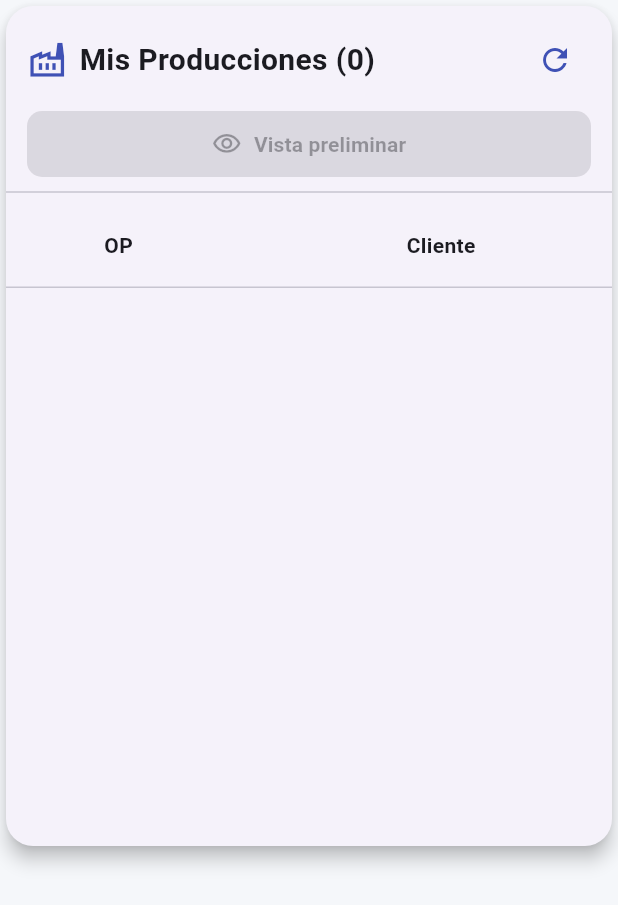
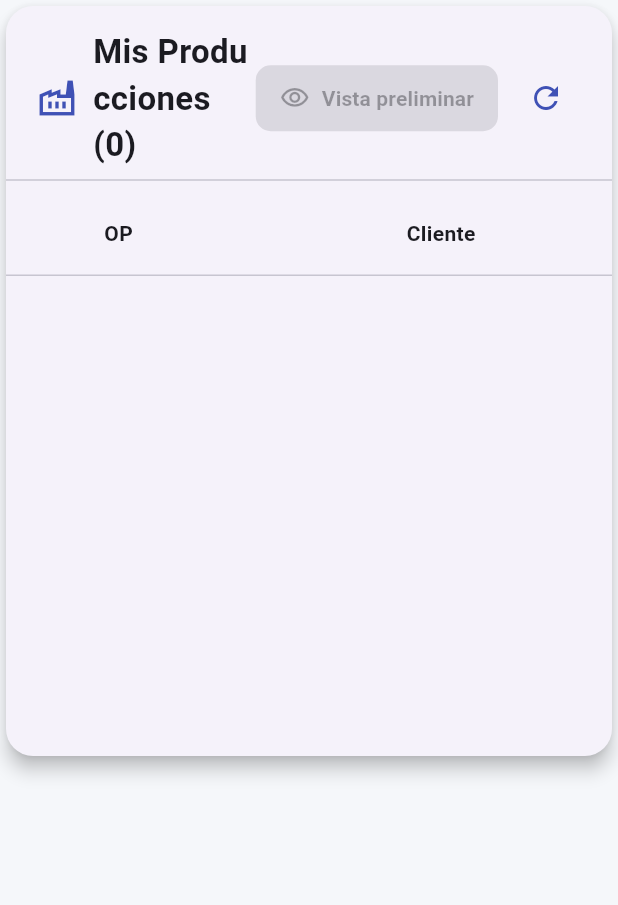
Before and after one commit to roquelimachi-cloud/Stock-Control-ELCOPE, a Flutter app: the MisProduccionesWidget widget shown alone on an empty page, opened directly, on a phone screen of 412 x 824 dp. Shown: the top 905 px of the screen. Run offline on Flutter 3.47's test engine with Material 3 defaults, Android fonts, the phone set to English and light mode, and no system bars; drawn by our look-alikes of syncfusion_flutter_datagrid; our stand-ins replace file_picker, flutter_dotenv, pdf, printing, supabase_flutter, syncfusion_flutter_charts; missing offline and left inert: excel; accounts and stored records are empty.

Commit message:
analisis 01/09/26segundo14:55

```diff
--- a/lib/widgets/produccion/mis_producciones_widget.dart
+++ b/lib/widgets/produccion/mis_producciones_widget.dart
@@ -1,16 +1,15 @@
 import 'package:flutter/material.dart';
-import 'package:syncfusion_flutter_datagrid/datagrid.dart';
 
 import '../../models/produccion/produccion_model.dart';
 import '../../services/produccion/produccion_mis_op_service.dart';
 import '../../services/sesion.dart';
+import 'package:syncfusion_flutter_datagrid/datagrid.dart';
+
 import 'produccion_mis_op_datasource.dart';
 import 'mis_producciones_preview.dart';
 
 class MisProduccionesWidget extends StatefulWidget {
-  const MisProduccionesWidget({
-    super.key,
-  });
+  const MisProduccionesWidget({super.key});
 
   @override
   State<MisProduccionesWidget> createState() =>
@@ -26,8 +25,13 @@ class _MisProduccionesWidgetState
   @override
   void initState() {
     super.initState();
+
     future = service.obtener();
   }
+
+  // ==========================================================
+  // ACTUALIZAR
+  // ==========================================================
 
   Future<void> _actualizar() async {
     setState(() {
@@ -37,11 +41,66 @@ class _MisProduccionesWidgetState
     await future;
   }
 
+  // ==========================================================
+  // ABRIR VISTA PRELIMINAR DE LA ORDEN SELECCIONADA
+  // ==========================================================
+
+  void _abrirOrden(
+    BuildContext context,
+    List<ProduccionModel> lista,
+    DataGridCellTapDetails details,
+  ) {
+    // La fila 0 corresponde al encabezado.
+    final int fila = details.rowColumnIndex.rowIndex;
+
+    if (fila <= 0) {
+      return;
+    }
+
+    final int indice = fila - 1;
+
+    if (indice < 0 || indice >= lista.length) {
+      return;
+    }
+
+    // ----------------------------------------------------------
+    // IMPORTANTE:
+    // Una OP puede tener varias líneas/artículos.
+    // Por eso buscamos TODAS las líneas que pertenezcan
+    // a la misma orden de producción.
+    // ----------------------------------------------------------
+
+    final String numeroOP =
+        lista[indice].numeroProduccion;
+
+    final List<ProduccionModel> orden =
+        lista.where(
+      (item) =>
+          item.numeroProduccion == numeroOP,
+    ).toList();
+
+    if (orden.isEmpty) {
+      return;
+    }
+
+    Navigator.of(context).push(
+      MaterialPageRoute(
+        builder: (_) => MisProduccionesPreview(
+          producciones: orden,
+        ),
+      ),
+    );
+  }
+
   @override
   Widget build(BuildContext context) {
     return FutureBuilder<List<ProduccionModel>>(
       future: future,
       builder: (context, snapshot) {
+        // ======================================================
+        // CARGANDO
+        // ======================================================
+
         if (snapshot.connectionState ==
             ConnectionState.waiting) {
           return const Card(
@@ -54,17 +113,18 @@ class _MisProduccionesWidgetState
           );
         }
 
+        // ======================================================
+        // ERROR
+        // ======================================================
+
         if (snapshot.hasError) {
           return Card(
             child: SizedBox(
               height: 500,
               child: Center(
-                child: Padding(
-                  padding: const EdgeInsets.all(20),
                 child: Text(
                   snapshot.error.toString(),
                   textAlign: TextAlign.center,
-                  ),
                 ),
               ),
             ),
@@ -73,24 +133,47 @@ class _MisProduccionesWidgetState
 
         final lista = snapshot.data ?? [];
 
+        // ======================================================
+        // DEBUG
+        // ======================================================
+
+        debugPrint(
+          "=================================",
+        );
+
         debugPrint(
           "Usuario   : ${Sesion.usuario}",
         );
+
         debugPrint(
           "Nombre    : ${Sesion.nombre}",
         );
+
         debugPrint(
           "Rol       : ${Sesion.rol}",
         );
+
         debugPrint(
           "Vendedor  : ${Sesion.vendedor}",
         );
+
         debugPrint(
           "Cantidad OP: ${lista.length}",
         );
 
-        final mobile =
-            MediaQuery.sizeOf(context).width < 650;
+        debugPrint(
+          "=================================",
+        );
+
+        for (final op in lista) {
+          debugPrint(
+            "${op.numeroProduccion} - ${op.representante}",
+          );
+        }
+
+        // ======================================================
+        // TARJETA
+        // ======================================================
 
         return Card(
           elevation: 5,
@@ -98,133 +181,47 @@ class _MisProduccionesWidgetState
             borderRadius: BorderRadius.circular(18),
           ),
           child: SizedBox(
-            height: mobile ? 560 : 500,
+            height: 500,
             child: Column(
               children: [
-                SizedBox(height: mobile ? 12 : 15),
+                const SizedBox(height: 15),
+
+                // ==================================================
+                // ENCABEZADO
+                // ==================================================
 
                 Padding(
-                  padding: EdgeInsets.symmetric(
-                    horizontal: mobile ? 14 : 20,
+                  padding: const EdgeInsets.symmetric(
+                    horizontal: 20,
                   ),
-                  child: mobile
-                      ? Column(
-                          crossAxisAlignment:
-                              CrossAxisAlignment.stretch,
-                          children: [
-                            Row(
-                              children: [
-                                const Icon(
-                                  Icons.factory_outlined,
-                                  color: Colors.indigo,
-                                  size: 27,
-                                ),
-                                const SizedBox(width: 8),
-                                Expanded(
-                                  child: Text(
-                                    "Mis Producciones (${lista.length})",
-                                    maxLines: 1,
-                                    overflow:
-                                        TextOverflow.ellipsis,
-                                    style: const TextStyle(
-                                      fontSize: 20,
-                                      fontWeight:
-                                          FontWeight.bold,
-                                    ),
-                                  ),
-                                ),
-                                IconButton(
-                                  tooltip: "Actualizar",
-                                  onPressed: _actualizar,
-                                  icon: const Icon(
-                                    Icons.refresh,
-                                    color: Colors.indigo,
-                                  ),
-                                ),
-                              ],
-                            ),
-
-                            const SizedBox(height: 8),
-
-                            SizedBox(
-                              width: double.infinity,
-                              child:
-                                  ElevatedButton.icon(
-                                style:
-                                    ElevatedButton.styleFrom(
-                                  backgroundColor:
-                                      const Color(
-                                    0xFF007A45,
-                                  ),
-                                  foregroundColor:
-                                      Colors.white,
-                                  padding:
-                                      const EdgeInsets.symmetric(
-                                    vertical: 12,
-                                  ),
-                                  shape:
-                                      RoundedRectangleBorder(
-                                    borderRadius:
-                                        BorderRadius.circular(
-                                      10,
-                                    ),
-                                  ),
-                                ),
-                                icon: const Icon(
-                                  Icons.visibility_outlined,
-                                  size: 20,
-                                ),
-                                label: const Text(
-                                  "Vista preliminar",
-                                  style: TextStyle(
-                                    fontWeight:
-                                        FontWeight.bold,
-                                  ),
-                                ),
-                                onPressed: lista.isEmpty
-                                    ? null
-                                    : () {
-                                        Navigator.of(
-                                          context,
-                                        ).push(
-                                          MaterialPageRoute(
-                                            builder: (_) =>
-                                                MisProduccionesPreview(
-                                              producciones:
-                                                  lista,
-                                            ),
-                                          ),
-                                        );
-                                      },
-                              ),
-                            ),
-                          ],
-                        )
-                      : Row(
+                  child: Row(
                     children: [
                       const Icon(
                         Icons.factory_outlined,
                         color: Colors.indigo,
                         size: 28,
                       ),
+
                       const SizedBox(width: 10),
+
                       Expanded(
                         child: Text(
                           "Mis Producciones (${lista.length})",
                           style: const TextStyle(
                             fontSize: 22,
-                                  fontWeight:
-                                      FontWeight.bold,
+                            fontWeight: FontWeight.bold,
                           ),
                         ),
                       ),
+
+                      // =================================================
+                      // VISTA PRELIMINAR GENERAL
+                      // =================================================
+
                       ElevatedButton.icon(
-                              style:
-                                  ElevatedButton.styleFrom(
+                        style: ElevatedButton.styleFrom(
                           backgroundColor:
-                                    const Color(
-                                  0xFF007A45,
-                                ),
+                              const Color(0xFF007A45),
                           foregroundColor:
                               Colors.white,
                           padding:
@@ -247,8 +244,7 @@ class _MisProduccionesWidgetState
                         label: const Text(
                           "Vista preliminar",
                           style: TextStyle(
-                                  fontWeight:
-                                      FontWeight.bold,
+                            fontWeight: FontWeight.bold,
                           ),
                         ),
                         onPressed: lista.isEmpty
@@ -267,7 +263,13 @@ class _MisProduccionesWidgetState
                                 );
                               },
                       ),
+
                       const SizedBox(width: 8),
+
+                      // =================================================
+                      // ACTUALIZAR
+                      // =================================================
+
                       IconButton(
                         tooltip: "Actualizar",
                         onPressed: _actualizar,
@@ -282,15 +284,40 @@ class _MisProduccionesWidgetState
 
                 const Divider(),
 
+                // ==================================================
+                // TABLA
+                //
+                // CLICK / TOUCH EN CUALQUIER FILA:
+                // abre solamente esa OP.
+                // ==================================================
+
                 Expanded(
                   child: SfDataGrid(
                     source:
                         ProduccionMisOpDataSource(
                       lista,
                     ),
+
                     columnWidthMode:
                         ColumnWidthMode.none,
+
+                    // =================================================
+                    // CLICK / TOUCH
+                    // =================================================
+
+                    onCellTap: (details) {
+                      _abrirOrden(
+                        context,
+                        lista,
+                        details,
+                      );
+                    },
+
                     columns: [
+                      // ==============================================
+                      // OP
+                      // ==============================================
+
                       GridColumn(
                         width: 150,
                         columnName: 'op',
@@ -304,6 +331,11 @@ class _MisProduccionesWidgetState
                           ),
                         ),
                       ),
+
+                      // ==============================================
+                      // CLIENTE
+                      // ==============================================
+
                       GridColumn(
                         width: 280,
                         columnName: 'cliente',
@@ -317,6 +349,11 @@ class _MisProduccionesWidgetState
                           ),
                         ),
                       ),
+
+                      // ==============================================
+                      // ARTÍCULO
+                      // ==============================================
+
                       GridColumn(
                         width: 450,
                         columnName: 'articulo',
@@ -330,6 +367,11 @@ class _MisProduccionesWidgetState
                           ),
                         ),
                       ),
+
+                      // ==============================================
+                      // FECHA PRODUCCIÓN
+                      // ==============================================
+
                       GridColumn(
                         width: 120,
                         columnName: 'entrega',
@@ -343,6 +385,11 @@ class _MisProduccionesWidgetState
                           ),
                         ),
                       ),
+
+                      // ==============================================
+                      // RETRASO
+                      // ==============================================
+
                       GridColumn(
                         width: 90,
                         columnName: 'retraso',
@@ -356,6 +403,11 @@ class _MisProduccionesWidgetState
                           ),
                         ),
                       ),
+
+                      // ==============================================
+                      // CANTIDAD
+                      // ==============================================
+
                       GridColumn(
                         width: 120,
                         columnName: 'cantidad',
@@ -369,6 +421,11 @@ class _MisProduccionesWidgetState
                           ),
                         ),
                       ),
+
+                      // ==============================================
+                      // VALOR NETO
+                      // ==============================================
+
                       GridColumn(
                         width: 140,
                         columnName: 'valor',
@@ -382,6 +439,11 @@ class _MisProduccionesWidgetState
                           ),
                         ),
                       ),
+
+                      // ==============================================
+                      // PESO COBRE
+                      // ==============================================
+
                       GridColumn(
                         width: 130,
                         columnName: 'cobre',
@@ -395,6 +457,11 @@ class _MisProduccionesWidgetState
                           ),
                         ),
                       ),
+
+                      // ==============================================
+                      // CANAL
+                      // ==============================================
+
                       GridColumn(
                         width: 120,
                         columnName: 'canal',
@@ -408,6 +475,11 @@ class _MisProduccionesWidgetState
                           ),
                         ),
                       ),
+
+                      // ==============================================
+                      // CLASE
+                      // ==============================================
+
                       GridColumn(
                         width: 90,
                         columnName: 'clase',
@@ -421,6 +493,11 @@ class _MisProduccionesWidgetState
                           ),
                         ),
                       ),
+
+                      // ==============================================
+                      // FAMILIA
+                      // ==============================================
+
                       GridColumn(
                         width: 150,
                         columnName: 'familia',
@@ -434,6 +511,11 @@ class _MisProduccionesWidgetState
                           ),
                         ),
                       ),
+
+                      // ==============================================
+                      // ESTADO
+                      // ==============================================
+
                       GridColumn(
                         width: 130,
                         columnName: 'estado',
```
Lines whose indentation alone changed are shown as unchanged.
